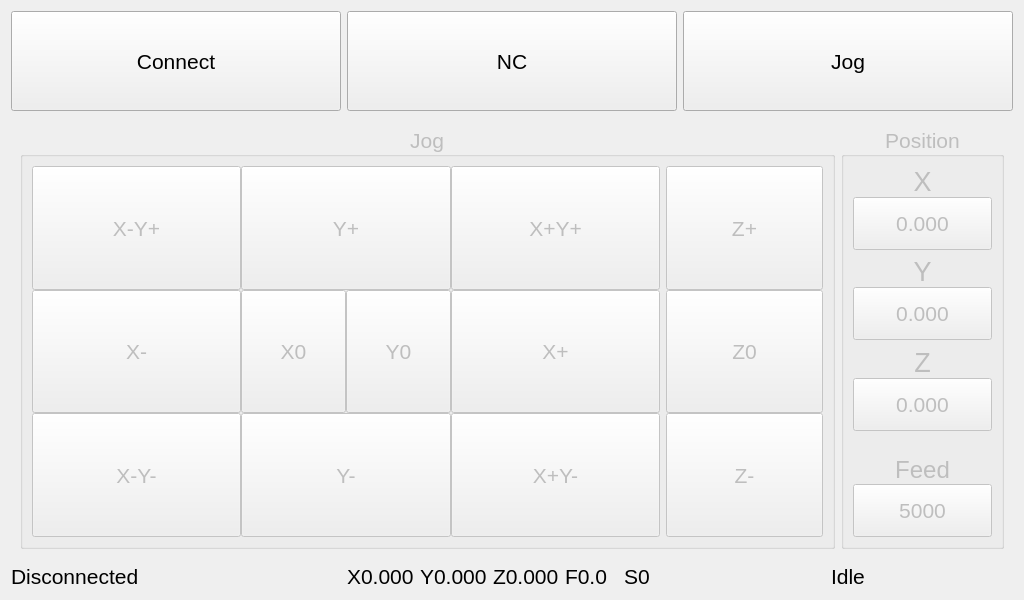
First picture: the form in views/viewMain.ui, repository Begus001/PyCncTouch, before the edit.
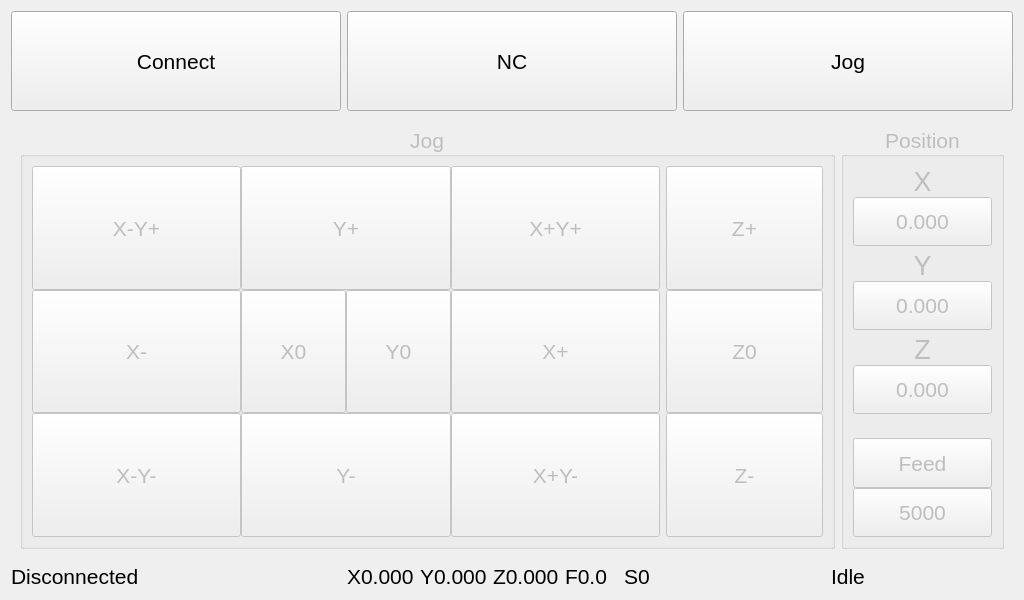
Second picture: the form after the edit. The open tabs and pages were chosen to show the change. Custom widgets are drawn as their Qt base class.

What changed in the file:
```diff
--- a/views/viewMain.ui
+++ b/views/viewMain.ui
@@ -399,7 +399,7 @@
          <property name="alignment">
           <set>Qt::AlignCenter</set>
          </property>
-         <layout class="QVBoxLayout" name="verticalLayout_2" stretch="0,10,7,10,7,10,10,10">
+         <layout class="QVBoxLayout" name="verticalLayout_2" stretch="0,10,7,10,7,10,5,10,10">
           <property name="spacing">
            <number>0</number>
           </property>
@@ -506,24 +506,29 @@
            </widget>
           </item>
           <item>
-           <widget class="QLabel" name="label_4">
+           <spacer name="verticalSpacer">
+            <property name="orientation">
+             <enum>Qt::Vertical</enum>
+            </property>
+            <property name="sizeHint" stdset="0">
+             <size>
+              <width>0</width>
+              <height>0</height>
+             </size>
+            </property>
+           </spacer>
+          </item>
+          <item>
+           <widget class="QPushButton" name="btJogMode">
             <property name="sizePolicy">
              <sizepolicy hsizetype="Expanding" vsizetype="Expanding">
               <horstretch>0</horstretch>
               <verstretch>0</verstretch>
              </sizepolicy>
             </property>
-            <property name="font">
-             <font>
-              <pointsize>18</pointsize>
-             </font>
-            </property>
             <property name="text">
              <string>Feed</string>
             </property>
-            <property name="alignment">
-             <set>Qt::AlignBottom|Qt::AlignHCenter</set>
-            </property>
            </widget>
           </item>
           <item>
```
Left out of the diff: 127 changed lines with no effect on the pictures.
